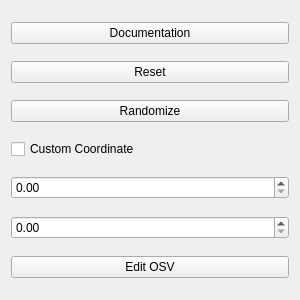
Old version of the form settingswidget.ui in the repository umdenes100/VisionSystemSim.
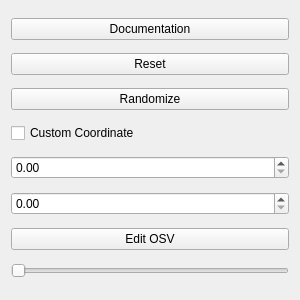
New version of the form.

Patch:
```diff
--- a/settingswidget.ui
+++ b/settingswidget.ui
@@ -81,6 +81,13 @@
      </property>
     </widget>
    </item>
+   <item>
+    <widget class="QSlider" name="horizontalSlider">
+     <property name="orientation">
+      <enum>Qt::Horizontal</enum>
+     </property>
+    </widget>
+   </item>
   </layout>
  </widget>
  <resources/>
```
